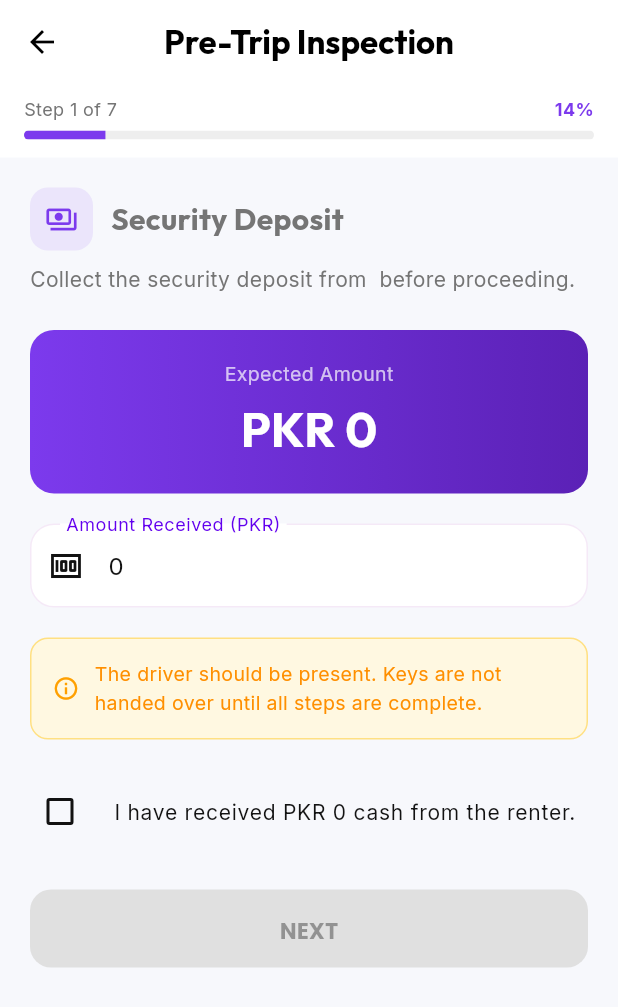
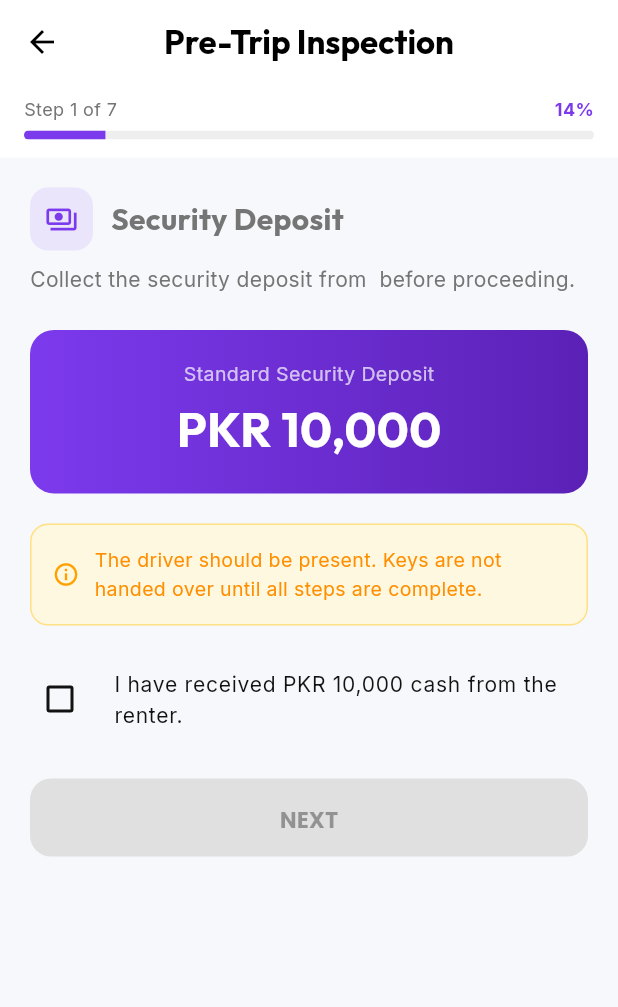
Before and after one commit to alik12333/rozridesBU, a Flutter app: the PreTripInspectionScreen screen opened directly with empty values, on a phone screen of 412 x 824 dp. Shown: the top 1007 px of the screen. Run offline on Flutter 3.47's test engine with Material 3 defaults, Android fonts, the phone set to English and light mode, and no system bars; our stand-ins replace cached_network_image, cloud_firestore, firebase_auth, firebase_core, firebase_messaging, firebase_storage and 9 more; missing offline and left inert: geoflutterfire_plus; accounts and stored records are empty.

Commit message:
Update project files

```diff
--- a/lib/screens/trip/pre_trip_inspection_screen.dart
+++ b/lib/screens/trip/pre_trip_inspection_screen.dart
@@ -24,7 +24,6 @@ class _PreTripInspectionScreenState extends State<PreTripInspectionScreen> {
   late PreTripInspection _inspection;
 
   // Step 1 state
-  final TextEditingController _depositCtrl = TextEditingController();
   bool _depositChecked = false;
 
   // Step 7 state
@@ -39,14 +38,12 @@ class _PreTripInspectionScreenState extends State<PreTripInspectionScreen> {
   void initState() {
     super.initState();
     _inspection = PreTripInspection.blank(widget.booking.id);
-    _depositCtrl.text = widget.booking.securityDeposit.toStringAsFixed(0);
     WidgetsBinding.instance.addPostFrameCallback((_) => _checkEarlyEntry());
   }
 
   @override
   void dispose() {
     _pageCtrl.dispose();
-    _depositCtrl.dispose();
     _odometerCtrl.dispose();
     super.dispose();
   }
@@ -127,7 +124,7 @@ class _PreTripInspectionScreenState extends State<PreTripInspectionScreen> {
   Future<void> _completeHandover() async {
     setState(() => _submitting = true);
     try {
-      final deposit = double.tryParse(_depositCtrl.text) ?? widget.booking.securityDeposit;
+      final deposit = 10000.0;
       final odometer = int.tryParse(_odometerCtrl.text) ?? 0;
       final finalInspection = _inspection.copyWith(
         depositCollected: deposit,
@@ -248,26 +245,11 @@ class _PreTripInspectionScreenState extends State<PreTripInspectionScreen> {
             borderRadius: BorderRadius.circular(16),
           ),
           child: Column(children: [
-            const Text('Expected Amount', style: TextStyle(color: Colors.white70, fontSize: 13)),
+            const Text('Standard Security Deposit', style: TextStyle(color: Colors.white70, fontSize: 13)),
             const SizedBox(height: 4),
-            Text('PKR ${widget.booking.securityDeposit.toStringAsFixed(0)}',
+            Text('PKR 10,000',
                 style: GoogleFonts.outfit(color: Colors.white, fontSize: 32, fontWeight: FontWeight.bold)),
           ]),
-        ),
-        const SizedBox(height: 20),
-        TextField(
-          controller: _depositCtrl,
-          keyboardType: TextInputType.number,
-          maxLength: 8,
-          inputFormatters: [FilteringTextInputFormatter.digitsOnly],
-          decoration: InputDecoration(
-            labelText: 'Amount Received (PKR)',
-            prefixIcon: const Icon(Icons.money),
-            counterText: '',
-            border: OutlineInputBorder(borderRadius: BorderRadius.circular(12)),
-            filled: true, fillColor: Colors.white,
-          ),
-          onChanged: (_) => setState(() {}),
         ),
         const SizedBox(height: 20),
         Container(
@@ -291,13 +273,13 @@ class _PreTripInspectionScreenState extends State<PreTripInspectionScreen> {
           value: _depositChecked,
           onChanged: (v) => setState(() => _depositChecked = v ?? false),
           activeColor: const Color(0xFF7C3AED),
-          title: Text('I have received PKR ${_depositCtrl.text.isEmpty ? widget.booking.securityDeposit.toStringAsFixed(0) : _depositCtrl.text} cash from the renter.',
-              style: const TextStyle(fontSize: 14)),
+          title: const Text('I have received PKR 10,000 cash from the renter.',
+              style: TextStyle(fontSize: 14)),
           contentPadding: EdgeInsets.zero,
           controlAffinity: ListTileControlAffinity.leading,
         ),
         const SizedBox(height: 24),
-        _nextButton(_depositChecked && _depositCtrl.text.isNotEmpty),
+        _nextButton(_depositChecked),
       ]),
     );
   }
@@ -446,7 +428,7 @@ class _PreTripInspectionScreenState extends State<PreTripInspectionScreen> {
   Widget _buildSummary() {
     bool hostSigned = _inspection.hostSigned;
     bool renterSigned = _inspection.renterSigned;
-    final deposit = double.tryParse(_depositCtrl.text) ?? widget.booking.securityDeposit;
+    final deposit = 10000.0;
     final photos = _areas.where((a) => _inspection.items[a]!.photoUrls.isNotEmpty).length;
     final damageNotes = _areas
         .where((a) => _inspection.items[a]!.hasDamage && _inspection.items[a]!.notes.isNotEmpty)
```
Also changed, not shown: lib/screens/booking/booking_detail_screen.dart (+48 -23 lines).
